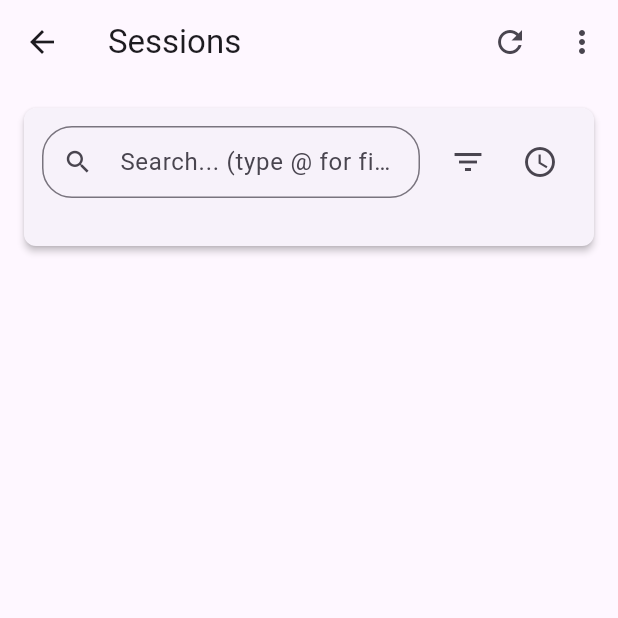
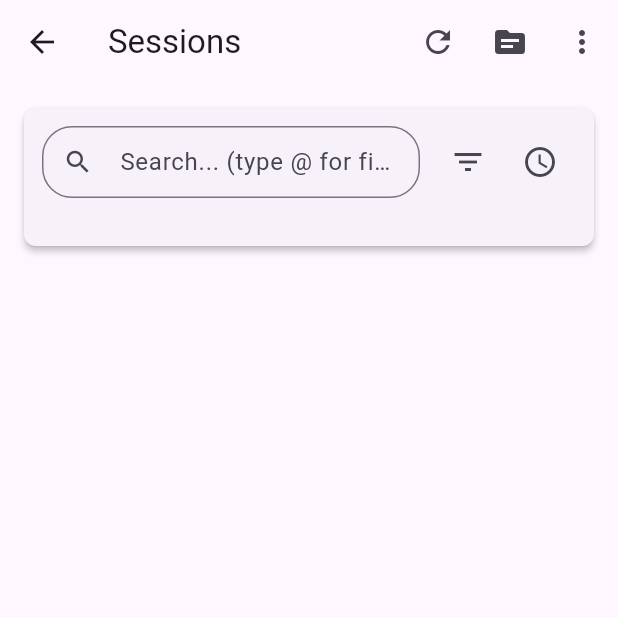
Before and after one commit to arran4/flutter_jules, a Flutter app: the SessionListScreen screen opened directly, on a phone screen of 412 x 824 dp, the top half of it. Run offline on Flutter 3.47's test engine with Material 3 defaults, Android fonts, the phone set to English and light mode, and no system bars; our stand-ins replace flutter_local_notifications, flutter_markdown, flutter_secure_storage, google_sign_in, shared_preferences; missing offline and left inert: dartobjectutils; accounts and stored records are empty.

Commit message:
feat: Add 'Manage Sources' icon to AppBar
Adds a dedicated `IconButton` for "Manage Sources" to the `AppBar` in the `SessionListScreen`. This provides quicker access to the source management page, supplementing the existing option in the overflow menu.

```diff
--- a/lib/ui/screens/session_list_screen.dart
+++ b/lib/ui/screens/session_list_screen.dart
@@ -1490,6 +1490,13 @@ class _SessionListScreenState extends State<SessionListScreen> {
                           onPressed: () =>
                               _fetchSessions(force: true, shallow: true),
                         );
+                      },
+                    ),
+                    IconButton(
+                      icon: const Icon(Icons.source),
+                      tooltip: 'Manage Sources',
+                      onPressed: () {
+                        Navigator.pushNamed(context, '/sources_raw');
                       },
                     ),
                     PopupMenuButton<String>(
```
